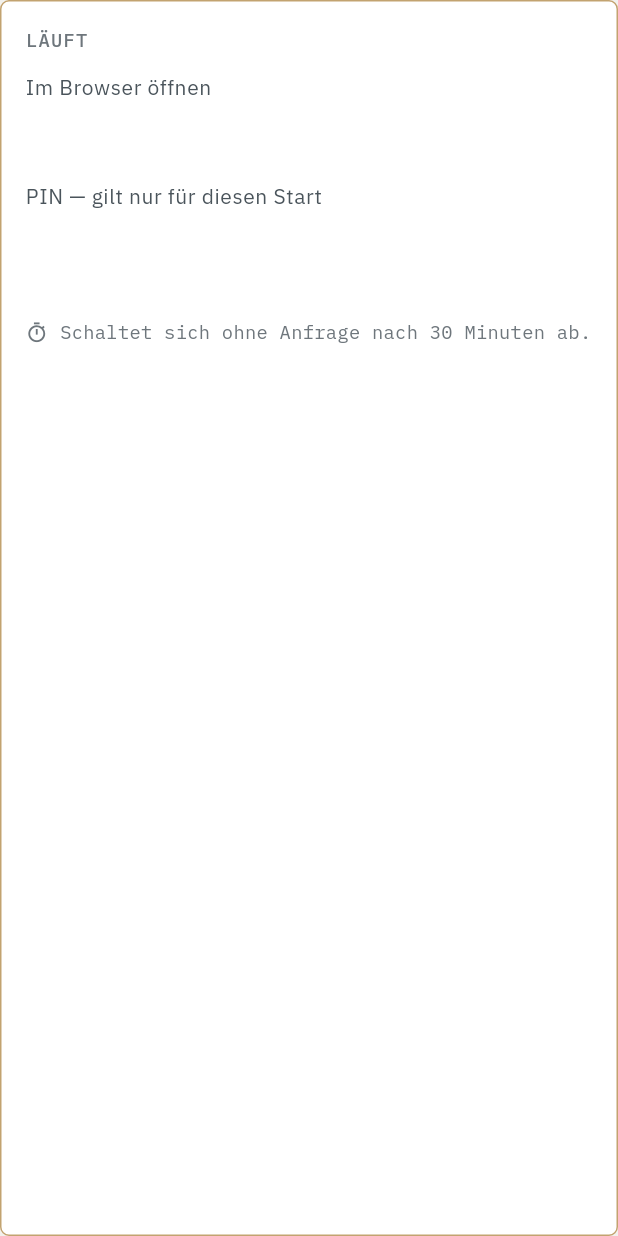
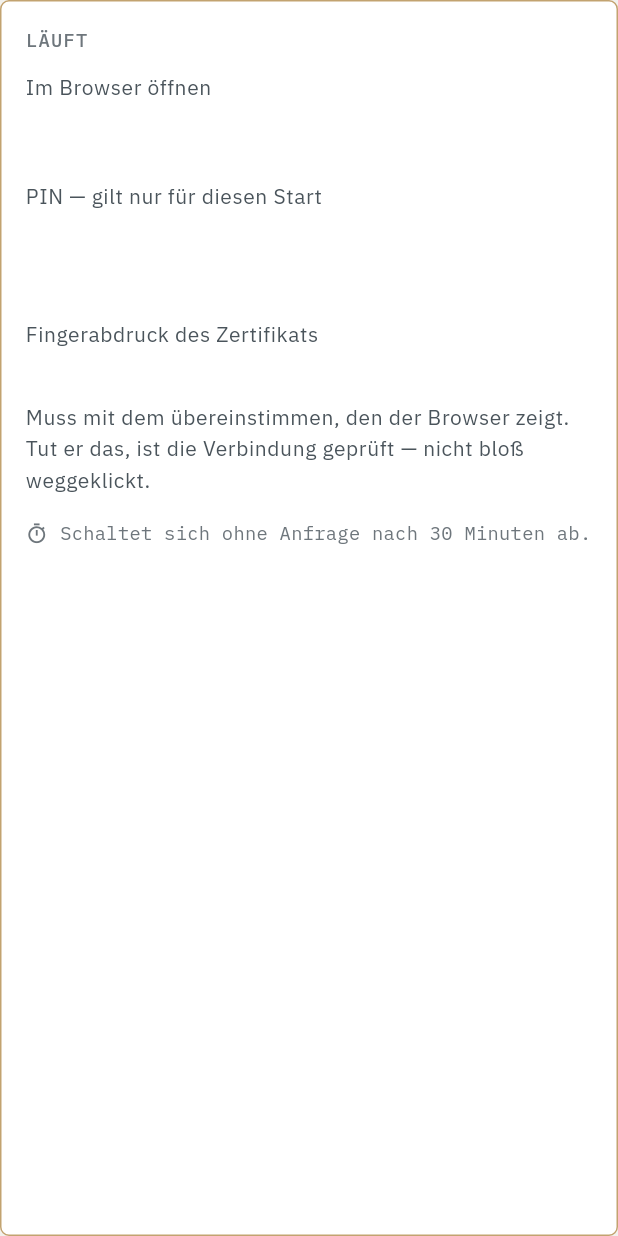
Before and after one commit to atomfritte/axiom, a Flutter app: the _Running widget shown alone on an empty page, opened directly with empty values, on a phone screen of 412 x 824 dp. Run offline on Flutter 3.47's test engine with Material 3 defaults, Android fonts, the phone set to English and light mode, and no system bars; our stand-ins replace basic_utils, flutter_riverpod, yaml; missing offline and left inert: sqlite3.

Commit message:
TLS statt Klartext — mit einem Fingerabdruck, den man vergleichen kann
Mein Einwand gegen ein selbst signiertes Zertifikat war zu bequem. Ohne TLS
liegen PIN, Sitzungscookie und saemtliche Gesundheitsdaten im Klartext im
Netz. Passives Mitlesen ist trivial und hinterlaesst keine Spur; eine
Verbindung aktiv zu uebernehmen ist ein deutlich anderer Aufwand. Der
Unterschied ist real und zaehlt mehr als die Unbequemlichkeit einer Warnung.

Das Warn-Argument stimmt ausserdem nur, solange die Warnung nichts
Ueberpruefbares zeigt. Also zeigt sie jetzt etwas:

- **Der Fingerabdruck steht in der App**, in Vierergruppen zum Vergleichen.
  Der Browser nennt denselben Wert unter "Zertifikat anzeigen". Stimmen
  beide ueberein, spricht man mit diesem Geraet und mit nichts dazwischen.
  Das ist Authentifizierung, kein Wegklicken.
- **Dasselbe Zertifikat ueber Neustarts hinweg.** Schluessel und Zertifikat
  liegen in der Einstellungstabelle. Ein neues bei jedem Start erzeugte bei
  jedem Start eine neue Warnung — genau die Gewoehnung, die mein
  urspruengliches Argument fuerchtete.
- **Kein stiller Rueckfall.** Schlaegt TLS fehl, startet der Server nicht.
  Klartext als Ausweichweg waere das Schlechteste von beidem.
- Das Sitzungscookie ist jetzt `Secure`.

Erzeugt wird RSA-2048 auf dem Geraet, in einem eigenen Isolate — auf dem
UI-Thread waere das ein sichtbarer Haenger, und ein Knopf, der eine Sekunde
nichts tut, wirkt kaputt. Die LAN-Adresse wandert als Subject Alternative
Name hinein; ohne SAN lehnen aktuelle Browser rundheraus ab, statt eine
Ausnahme anzubieten.

**Ein Fallstrick, der eine Stunde gekostet haette:** basic_utils kodiert die
keyUsage-Extension mit einem gesetzten Bit in den als ungenutzt deklarierten
Stellen. OpenSSL toleriert das, BoringSSL — und damit Dart, Chrome und
Android — lehnt das ganze Zertifikat mit CANNOT_PARSE_LEAF_CERT ab. Der
Handshake scheitert, ohne dass irgendwo steht warum. Die Extension ist raus,
mit Kommentar an der Stelle.

Vier neue Tests: Klartext auf dem TLS-Port wird nicht bedient, der
angezeigte Fingerabdruck ist der des Zertifikats, ueber Neustarts bleibt er
gleich, und bei einer neuen Adresse wird neu erzeugt.

ADR-0005 Punkt 4 umgeschrieben — die alte Begruendung steht dort als das
drin, was sie war.

504 Tests gruen (225 Kern, 96 Daten, 183 App).

```diff
--- a/packages/axiom_app/lib/i18n/en.dart
+++ b/packages/axiom_app/lib/i18n/en.dart
@@ -1002,12 +1002,6 @@ const Map<String, String> kEnglish = {
   'Schaltet sich ohne Anfrage nach 30 Minuten ab.':
       'Shuts down after 30 minutes without a request.',
   'Was das kostet': 'What it costs',
-  'Unverschlüsselt': 'Unencrypted',
-  'Wer im selben Netz mitliest, sieht mit. Das eigene WLAN ist dafür in Ordnung, ein Hotel- oder Café-Netz nicht. Ein selbst signiertes Zertifikat wäre keine Lösung — man klickt die Warnung weg und gewöhnt sich daran.':
-      'Anyone listening on the same network sees along. Your own Wi-Fi is '
-          'fine for this, a hotel or café network is not. A self-signed '
-          'certificate would not fix it — you click the warning away and get '
-          'used to doing so.',
   'AXIOM hat jetzt die Netzwerkberechtigung':
       'AXIOM now holds the network permission',
   'Bis hierher war auf Systemebene ausgeschlossen, dass Daten das Gerät verlassen. Das gilt nicht mehr. Was bleibt: AXIOM lauscht, ruft aber nichts von sich aus auf — kein Netzwerk-Client im Code, und ein Test hält das fest.':
@@ -1016,6 +1010,17 @@ const Map<String, String> kEnglish = {
           'never calls out — no network client in the code, and a test pins '
           'that down.',
   'Was ihn wieder ausmacht': 'What turns it off again',
+  'Der Browser wird einmal warnen': 'The browser will warn you once',
+  'Das Zertifikat ist selbst signiert — keine fremde Stelle bürgt dafür. Statt die Warnung wegzuklicken: den Fingerabdruck oben mit dem vergleichen, den der Browser unter „Zertifikat anzeigen" nennt. Stimmen beide überein, sprichst du mit diesem Telefon und mit nichts dazwischen. Danach merkt sich der Browser die Ausnahme.':
+      'The certificate is self-signed — no outside authority vouches for it. '
+          'Instead of clicking the warning away: compare the fingerprint '
+          'above with the one the browser shows under “View certificate”. If '
+          'they match, you are talking to this phone and to nothing in '
+          'between. The browser remembers the exception afterwards.',
+  'Fingerabdruck des Zertifikats': 'Certificate fingerprint',
+  'Muss mit dem übereinstimmen, den der Browser zeigt. Tut er das, ist die Verbindung geprüft — nicht bloß weggeklickt.':
+      'Must match the one the browser shows. If it does, the connection has '
+          'been verified — not merely clicked away.',
   'Fünf falsche PINs, dreißig Minuten ohne Anfrage, der Knopf hier, oder der Knopf auf der Benachrichtigung. Beim Beenden der App ist er ohnehin weg.':
       'Five wrong PINs, thirty minutes without a request, the button here, or '
           'the one on the notification. Closing the app ends it anyway.',
--- a/packages/axiom_app/lib/screens/expert_screen.dart
+++ b/packages/axiom_app/lib/screens/expert_screen.dart
@@ -100,8 +100,8 @@ class _ExpertScreenState extends ConsumerState<ExpertScreen>
               crossAxisAlignment: CrossAxisAlignment.start,
               children: [
                 _Point(
-                  title: context.t('Unverschlüsselt'),
-                  body: context.t('Wer im selben Netz mitliest, sieht mit. Das eigene WLAN ist dafür in Ordnung, ein Hotel- oder Café-Netz nicht. Ein selbst signiertes Zertifikat wäre keine Lösung — man klickt die Warnung weg und gewöhnt sich daran.'),
+                  title: context.t('Der Browser wird einmal warnen'),
+                  body: context.t('Das Zertifikat ist selbst signiert — keine fremde Stelle bürgt dafür. Statt die Warnung wegzuklicken: den Fingerabdruck oben mit dem vergleichen, den der Browser unter „Zertifikat anzeigen" nennt. Stimmen beide überein, sprichst du mit diesem Telefon und mit nichts dazwischen. Danach merkt sich der Browser die Ausnahme.'),
                 ),
                 Divider(color: p.rule, height: Space.xl),
                 _Point(
@@ -201,6 +201,20 @@ class _Running extends StatelessWidget {
                 size: 30, weight: FontWeight.w600, color: p.signal, spacing: 4),
           ),
           const SizedBox(height: Space.lg),
+          Text(context.t('Fingerabdruck des Zertifikats'),
+              style: Theme.of(context).textTheme.bodySmall),
+          const SizedBox(height: Space.xs),
+          SelectableText(
+            status.fingerprint ?? '',
+            style: monoStyle(context, size: 12.5, color: p.calm),
+          ),
+          const SizedBox(height: Space.sm),
+          Text(
+            context.t('Muss mit dem übereinstimmen, den der Browser zeigt. Tut er das, ist die Verbindung geprüft — nicht bloß weggeklickt.'),
+            style: Theme.of(context).textTheme.bodySmall,
+          ),
+
+          const SizedBox(height: Space.lg),
           Row(
             children: [
               Icon(Icons.timer_outlined, size: 15, color: p.inkFaint),
--- a/packages/axiom_app/pubspec.yaml
+++ b/packages/axiom_app/pubspec.yaml
@@ -20,6 +20,8 @@ dependencies:
   flutter_riverpod: ^3.3.1
   path_provider: ^2.1.5
   sqlite3_flutter_libs: ^0.5.0
+  basic_utils: ^5.8.2
+  crypto: ^3.0.7
 
 dev_dependencies:
   flutter_test:
```
Also changed, not shown: packages/axiom_app/lib/server/expert_certificate.dart (added, +164 -0 lines), packages/axiom_app/lib/server/expert_server.dart (+33 -6 lines), 4 other files.
